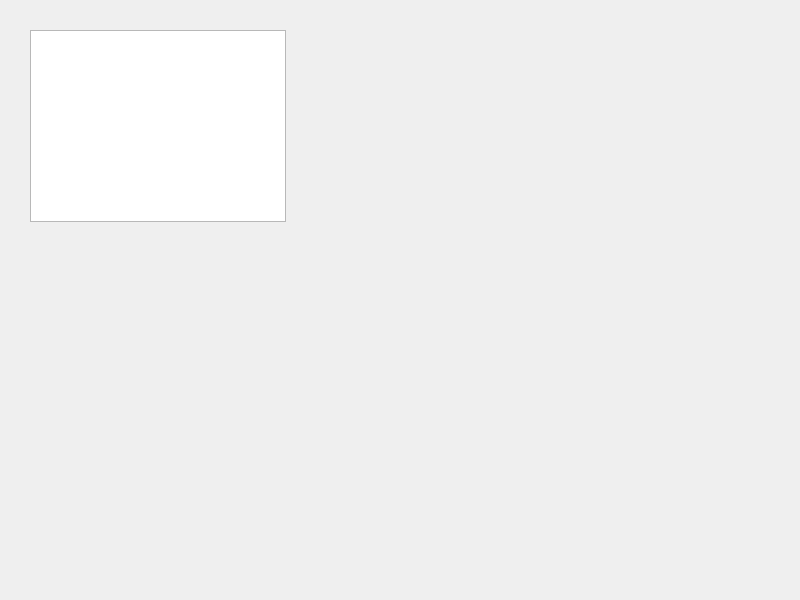
Above: 013_Control_Item_Widgets/widget.ui from NekoSilverFox/Qt before the change. Below: the same form after it.
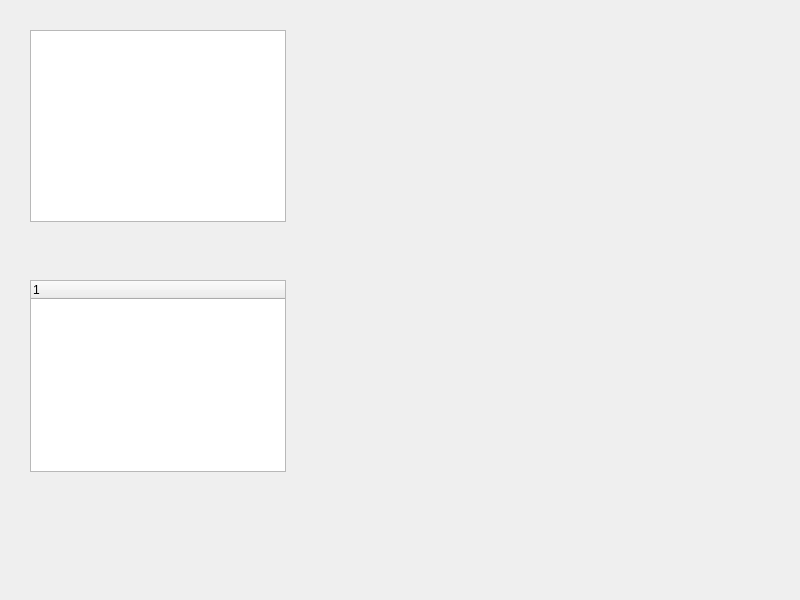
That is the form after the change.

Commit message: 增加 Tree Widget 控件笔记及代码

What changed in the file:
```diff
--- a/013_Control_Item_Widgets/widget.ui
+++ b/013_Control_Item_Widgets/widget.ui
@@ -23,6 +23,21 @@
     </rect>
    </property>
   </widget>
+  <widget class="QTreeWidget" name="treeWidget">
+   <property name="geometry">
+    <rect>
+     <x>30</x>
+     <y>280</y>
+     <width>256</width>
+     <height>192</height>
+    </rect>
+   </property>
+   <column>
+    <property name="text">
+     <string notr="true">1</string>
+    </property>
+   </column>
+  </widget>
  </widget>
  <resources/>
  <connections/>
```
The commit also changes 5 other files.
